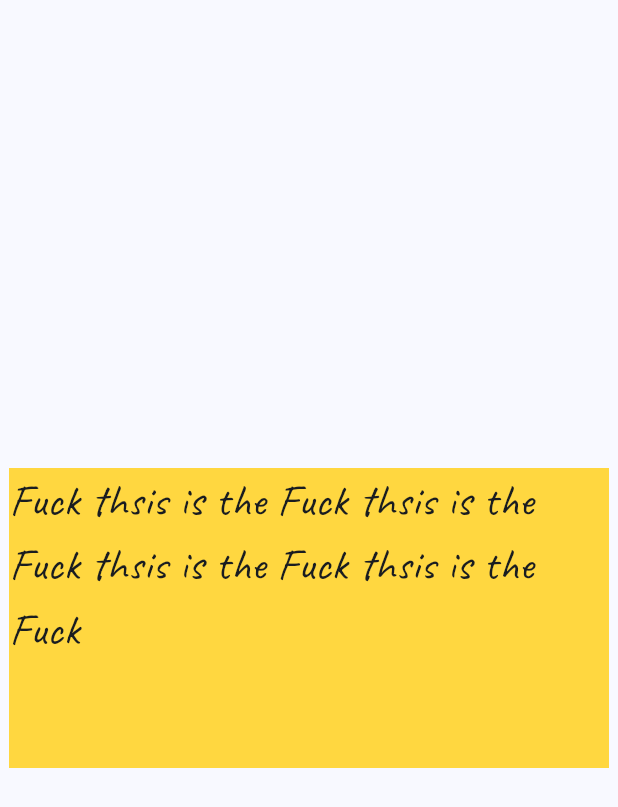
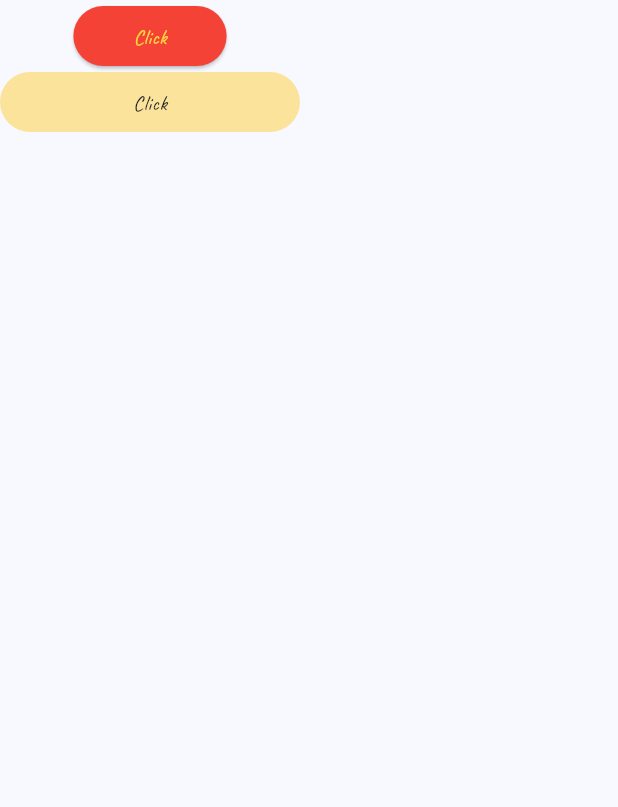
Before and after one commit to bibhuti9/flutter-widget, a Flutter app: the CartPage screen opened by its route, on a phone screen of 412 x 824 dp. Shown: the top 807 px of the screen. Run offline on Flutter 3.47's test engine with Material 3 defaults, Android fonts, the phone set to English and light mode, and no system bars.

Commit message:
add button

```diff
--- a/lib/page/Cart/index.dart
+++ b/lib/page/Cart/index.dart
@@ -8,6 +8,8 @@ class CartPage extends StatefulWidget {
 }
 
 class _CartPageState extends State<CartPage> {
+  bool fuck = false;
+
   List<GenerateData> quote = [
     GenerateData(author: "Juhny baba", title: "this is my workd")
   ];
@@ -16,20 +18,36 @@ class _CartPageState extends State<CartPage> {
   Widget build(BuildContext context) {
     return Scaffold(
         body: SafeArea(
-      child: Center(
-        child: ConstrainedBox(
-          constraints: const BoxConstraints(
-              maxHeight: 320, maxWidth: 400, minHeight: 200, minWidth: 200),
-          child: Container(
-            color: Theme.of(context).colorScheme.primary,
-            child: const Text(
-              "Fuck thsis is the Fuck thsis is the Fuck thsis is the Fuck thsis is the Fuck ",
-              style: TextStyle(
-                fontSize: 30,
+      child: Column(
+        children: [
+          ElevatedButton(
+            onPressed: () {},
+            child: const Text("Click"),
+            style: ElevatedButton.styleFrom(
+                primary: fuck ? Colors.amber : Colors.red,
+                elevation: 1,
+                padding: const EdgeInsets.symmetric(horizontal: 40)),
+          ),
+          InkWell(
+            onTap: () {
+              setState(() {
+                fuck = !fuck;
+              });
+            },
+            borderRadius: BorderRadius.circular(20),
+            child: Container(
+              child: const Align(
+                child: Text("Click"),
+              ),
+              width: 200,
+              padding: const EdgeInsets.symmetric(horizontal: 30, vertical: 10),
+              decoration: BoxDecoration(
+                color: Colors.amber.withOpacity(0.4),
+                borderRadius: BorderRadius.circular(20),
               ),
             ),
-          ),
-        ),
+          )
+        ],
       ),
     ));
   }
```
